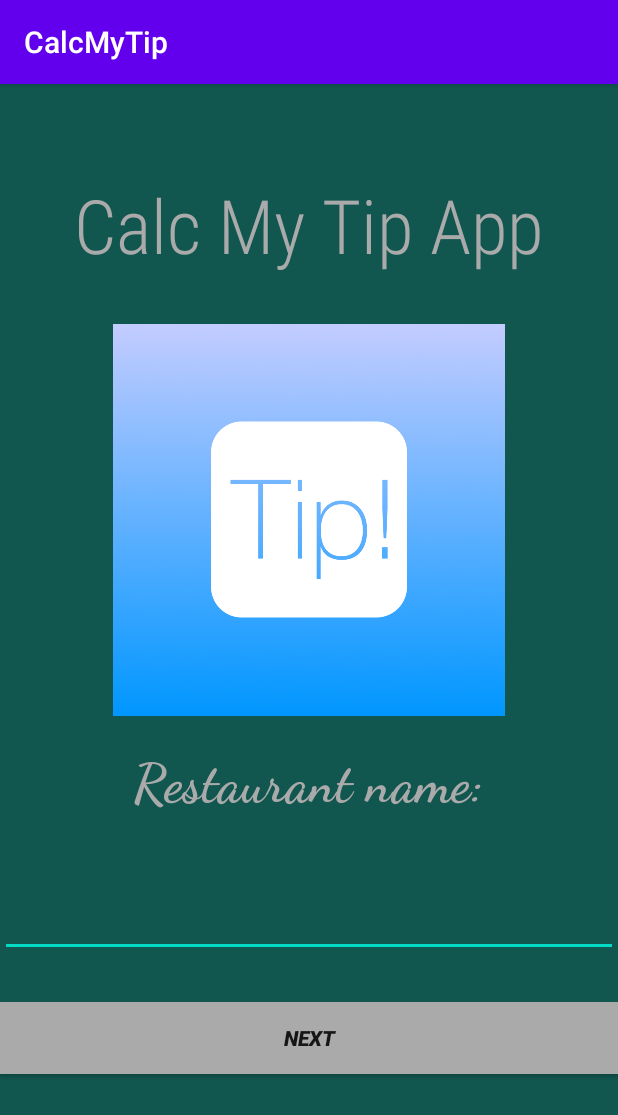
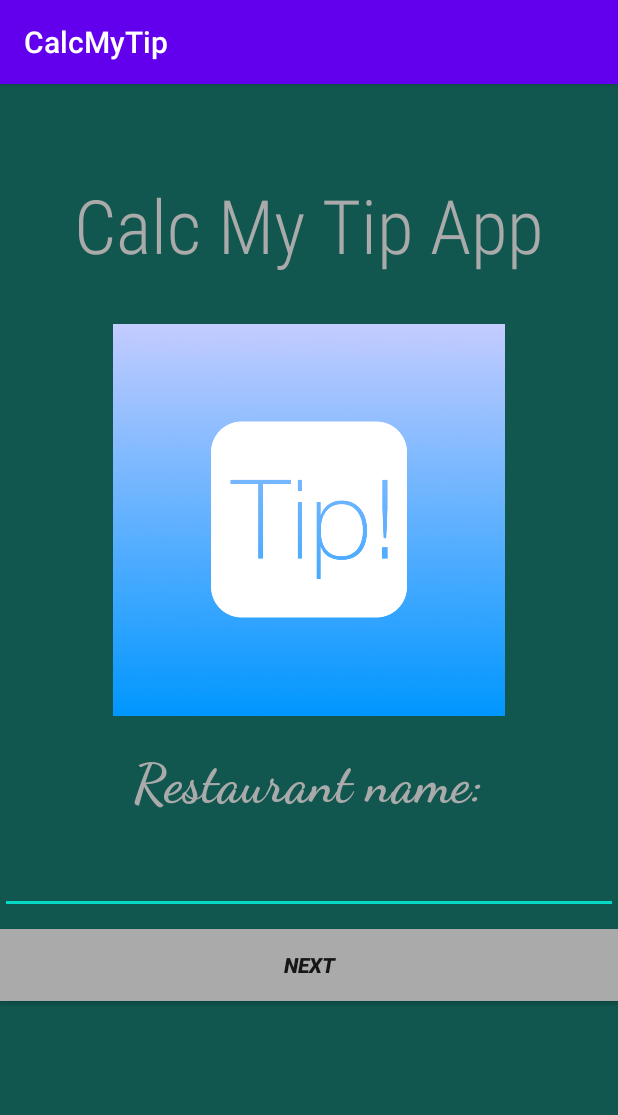
Before and after one commit to liorblob/android2020, an Android app: the screen it shows after launch (MainActivity), on a phone screen of 412 x 824 dp. Shown: the top 1115 px of the screen. Run offline under Robolectric (Android 15) with nearby library versions, the phone set to English and light mode, and no system bars.

Commit message:
fixed EditText size main activity

```diff
--- a/CalcMyTip/app/src/main/res/layout/activity_main.xml
+++ b/CalcMyTip/app/src/main/res/layout/activity_main.xml
@@ -45,20 +45,20 @@
         android:layout_width="match_parent"
         android:layout_height="wrap_content"
         android:ems="10"
+        android:importantForAutofill="no"
         android:inputType="textPersonName"
         android:lineSpacingExtra="8sp"
         android:singleLine="false"
+        android:textSize="36sp"
         android:textStyle="italic"
         android:typeface="normal"
-        android:importantForAutofill="no"
-        android:textSize="60sp"
         app:fontFamily="cursive" />
 
     <Button
         android:id="@+id/ButtonFirst"
         android:layout_width="match_parent"
         android:layout_height="wrap_content"
-        android:layout_marginTop="30dp"
+        android:layout_marginTop="10dp"
         android:background="@android:color/darker_gray"
         android:ellipsize="none"
         android:onClick="onClickNext"
```
